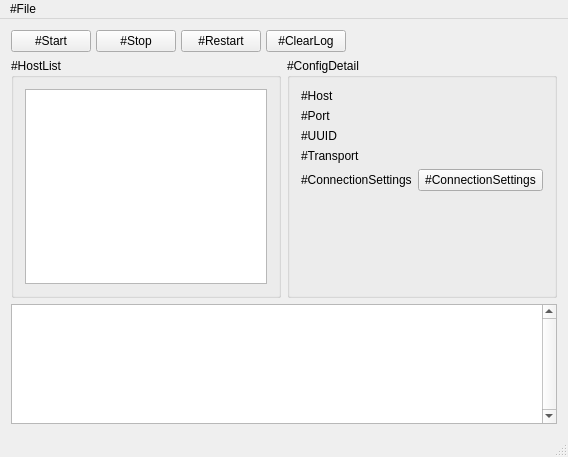
This is src/w_MainWindow.ui in darsvador/qvssr as Qt 5 draws it before an edit. The edited form follows.
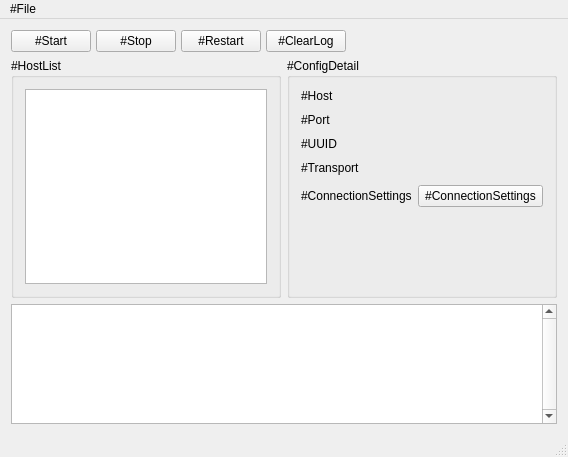
This is the edited form.

```diff
--- a/src/w_MainWindow.ui
+++ b/src/w_MainWindow.ui
@@ -143,6 +143,9 @@
            <property name="fieldGrowthPolicy">
             <enum>QFormLayout::ExpandingFieldsGrow</enum>
            </property>
+           <property name="verticalSpacing">
+            <number>10</number>
+           </property>
            <item row="0" column="0">
             <widget class="QLabel" name="label">
              <property name="text">
```
Left out of the diff: 2 changed lines with no effect on the pictures.
